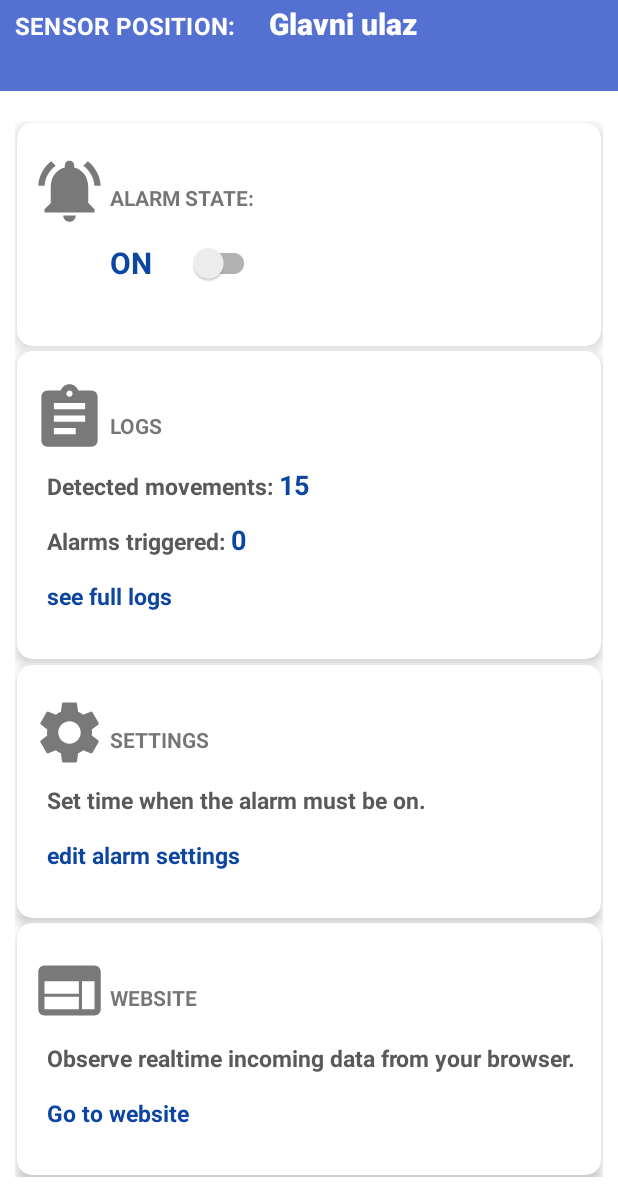
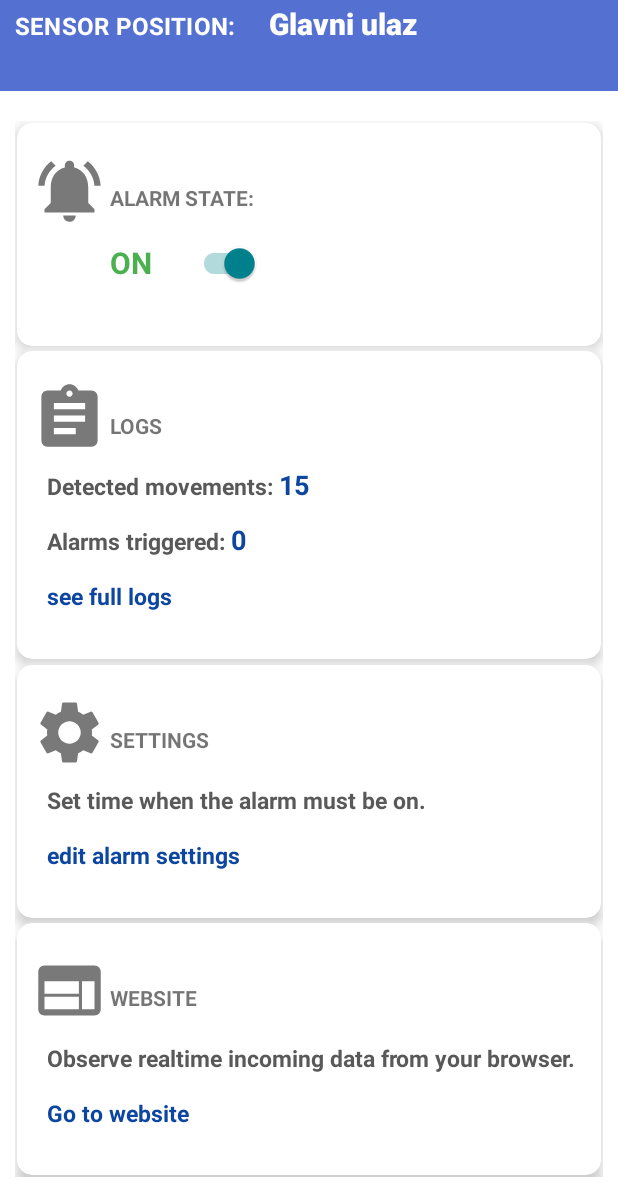
Before and after one commit to as51340/Gatekeeper, an Android app: the screen it shows after launch (MainActivity), on a phone screen of 412 x 824 dp, the part 44-1236 px from its top. Run offline under Robolectric (Android 15) with nearby library versions, the phone set to English and light mode, and no system bars; libraries missing offline, so code that uses them is left out: com.amazonaws.auth, com.amazonaws.mobileconnectors, com.amazonaws.regions, com.amazonaws.services; 20 statements that could not run were skipped.

Commit message:
switch layout

```diff
--- a/GatekeeperApp/app/src/main/res/layout/alarm_state_card_layout.xml
+++ b/GatekeeperApp/app/src/main/res/layout/alarm_state_card_layout.xml
@@ -36,6 +36,7 @@
         android:textSize="20dp"
         android:textStyle="bold"
         android:text="ON"
-        android:textColor="@color/adriatic_blue"
+        android:checked="true"
+        android:textColor="@color/green"
         />
 </RelativeLayout>
```
